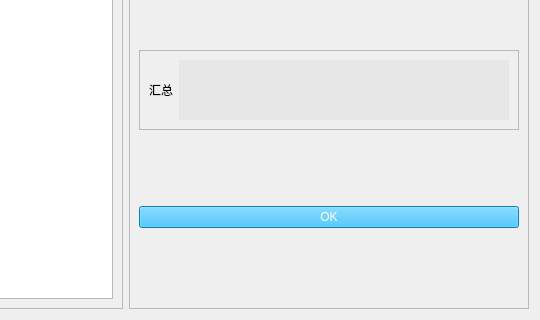
This is SciTools/uipopup/uipy/group_stat.ui in xihuyu20000/learn-python as Qt 5 draws it before an edit; both pictures show x 288 to 828 and y 197 to 517 of the 828 by 517 pixel window. The edited form follows.
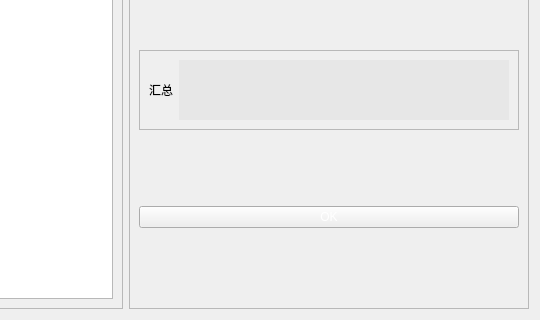
This is the edited form.

Patch:
```diff
--- a/SciTools/uipopup/uipy/group_stat.ui
+++ b/SciTools/uipopup/uipy/group_stat.ui
@@ -188,7 +188,9 @@
       <item>
        <widget class="QPushButton" name="btn_ok">
         <property name="styleSheet">
-         <string notr="true">color: rgb(255, 255, 255); background-color: rgb(28, 177, 245);</string>
+                                    <string notr="true">color: rgb(255, 255, 255); background-color: rgb(28, 177,
+                                        245);
+                                    </string>
         </property>
         <property name="text">
          <string>OK</string>
```
Lines whose indentation alone changed are shown as unchanged.
